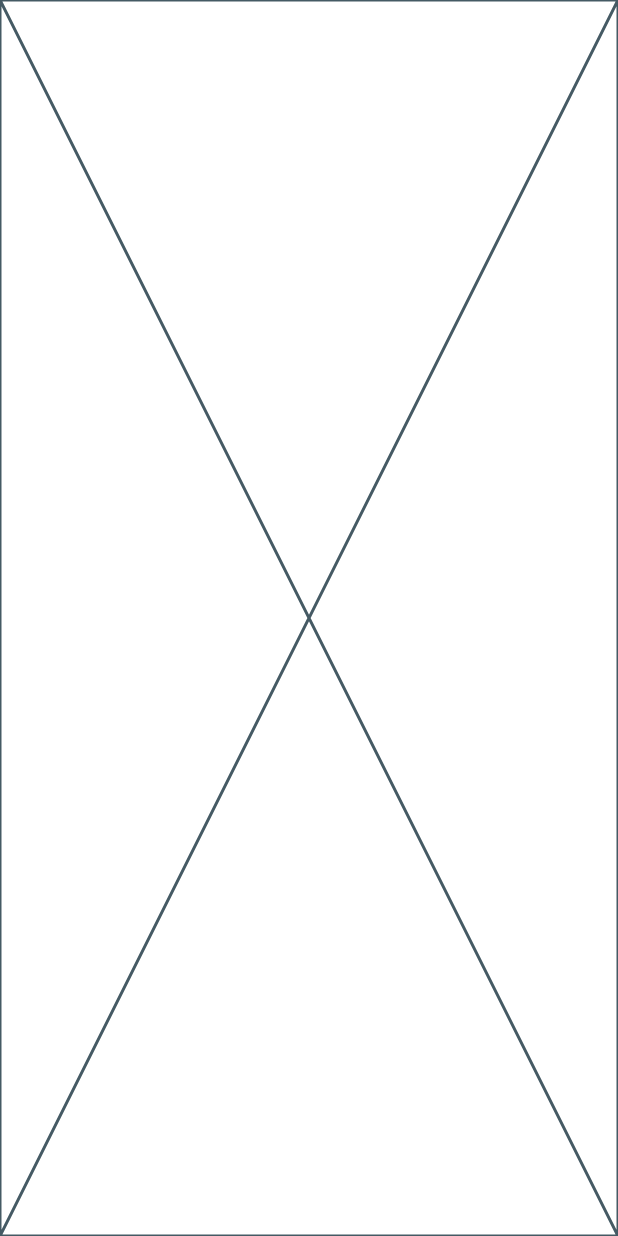
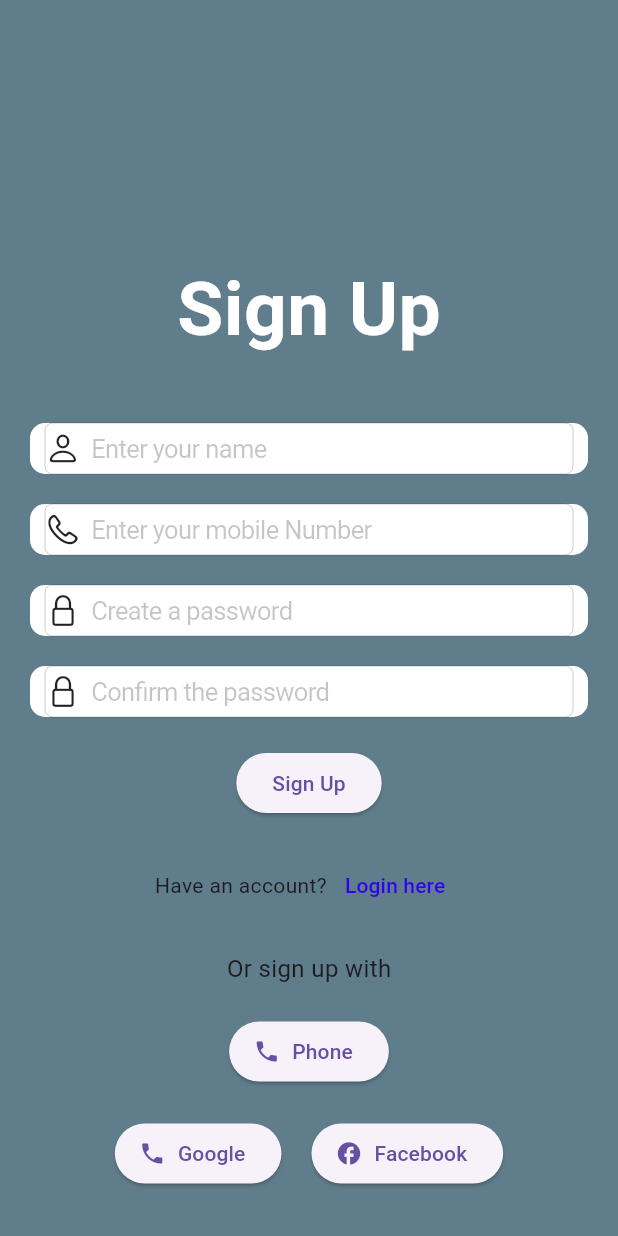
Before and after one commit to PirellYO/cryptopay, a Flutter app: the screen it shows after launch, on a phone screen of 412 x 824 dp. Run offline on Flutter 3.47's test engine with Material 3 defaults, Android fonts, the phone set to English and light mode, and no system bars; our stand-ins replace get.

Commit message:
signup page completed

```diff
--- a/lib/routes/route_config.dart
+++ b/lib/routes/route_config.dart
@@ -1,12 +1,10 @@
 import 'package:crypto_pay/routes/route_error.dart';
-import 'package:crypto_pay/view/home_view.dart';
+import 'package:crypto_pay/view/signup_view.dart';
 import 'package:get/get.dart';
-
 
 class AppRoutes {
   static final List<GetPage> pages = [
-    GetPage(name: '/', page: () =>  HomeView()),
+    GetPage(name: '/', page: () => SignupView()),
     GetPage(name: '/route_error', page: () => const RouteErrorView()),
-
   ];
 }
--- /dev/null
+++ b/lib/view/signup_view.dart
@@ -0,0 +1,144 @@
+import 'package:flutter/material.dart';
+import 'package:flutter/cupertino.dart';
+import 'package:get/get.dart';
+
+class SignupView extends StatelessWidget {
+  SignupView({super.key});
+
+  final _formKey = GlobalKey<FormState>();
+
+  @override
+  Widget build(BuildContext context) {
+    return Scaffold(
+      backgroundColor: Colors.blueGrey,
+      body: SingleChildScrollView(
+        child: Center(
+          child: Container(
+            padding: const EdgeInsets.all(20.0),
+            margin: const EdgeInsets.symmetric(vertical: 150.0),
+            child: Column(
+              crossAxisAlignment: CrossAxisAlignment.center,
+              mainAxisAlignment: MainAxisAlignment.center,
+              children: [
+                Text(
+                  "Sign Up",
+                  style: TextStyle(
+                      fontSize: 50,
+                      color: Colors.white,
+                      fontWeight: FontWeight.bold),
+                ),
+                const SizedBox(height: 40),
+                Form(
+                  key: _formKey,
+                  child: Column(
+                    children: [
+                      Container(
+                        padding: const EdgeInsets.symmetric(horizontal: 10.0),
+                        decoration: BoxDecoration(
+                          color: Colors.white,
+                          borderRadius: BorderRadius.circular(10.0),
+                        ),
+                        child: const CupertinoTextField(
+                          placeholder: "Enter your name",
+                          prefix: Icon(CupertinoIcons.person),
+                        ),
+                      ),
+                      const SizedBox(height: 20),
+                      Container(
+                        padding: const EdgeInsets.symmetric(horizontal: 10.0),
+                        decoration: BoxDecoration(
+                          color: Colors.white,
+                          borderRadius: BorderRadius.circular(10.0),
+                        ),
+                        child: const CupertinoTextField(
+                          placeholder: "Enter your mobile Number",
+                          prefix: Icon(CupertinoIcons.phone),
+                        ),
+                      ),
+                      const SizedBox(height: 20),
+                      Container(
+                        padding: const EdgeInsets.symmetric(horizontal: 10.0),
+                        decoration: BoxDecoration(
+                          color: Colors.white,
+                          borderRadius: BorderRadius.circular(10.0),
+                        ),
+                        child: const CupertinoTextField(
+                          placeholder: "Create a password",
+                          prefix: Icon(CupertinoIcons.lock),
+                          obscureText: true,
+                        ),
+                      ),
+                      const SizedBox(height: 20),
+                      Container(
+                        padding: const EdgeInsets.symmetric(horizontal: 10.0),
+                        decoration: BoxDecoration(
+                          color: Colors.white,
+                          borderRadius: BorderRadius.circular(10.0),
+                        ),
+                        child: const CupertinoTextField(
+                          placeholder: "Confirm the password",
+                          prefix: Icon(CupertinoIcons.lock),
+                          obscureText: true,
+                        ),
+                      ),
+                      const SizedBox(height: 20),
+                      ElevatedButton(
+                        onPressed: () {},
+                        child: const Text("Sign Up"),
+                      ),
+                      const SizedBox(height: 20),
+                      Row(
+                        mainAxisAlignment: MainAxisAlignment.center,
+                        children: [
+                          const Text("Have an account?"),
+                          TextButton(
+                            onPressed: () {
+                              Get.toNamed("/login_view");
+                            },
+                            child: const Text(
+                              "Login here",
+                              style: TextStyle(
+                                  color: Color.fromARGB(255, 47, 3, 241)),
+                            ),
+                          ),
+                        ],
+                      ),
+                    ],
+                  ),
+                ),
+                const SizedBox(height: 20),
+                const Text(
+                  "Or sign up with",
+                  style: TextStyle(fontSize: 16),
+                ),
+                const SizedBox(height: 20),
+                ElevatedButton.icon(
+                  onPressed: () {},
+                  icon: const Icon(Icons.phone),
+                  label: const Text("Phone"),
+                ),
+                const SizedBox(height: 20),
+                Row(
+                  mainAxisAlignment: MainAxisAlignment.center,
+                  children: [
+                    ElevatedButton.icon(
+                      onPressed: () {},
+                      icon: const Icon(Icons.phone),
+                      label: const Text("Google"),
+                    ),
+                    const SizedBox(width: 20),
+                    ElevatedButton.icon(
+                      onPressed: () {},
+                      icon: const Icon(Icons.facebook),
+                      label: const Text("Facebook"),
+                    ),
+                  ],
+                ),
+              ],
+            ),
+          ),
+        ),
+      ),
+    );
+  }
+}
```
Also changed, not shown: lib/view/login_view.dart (added).
